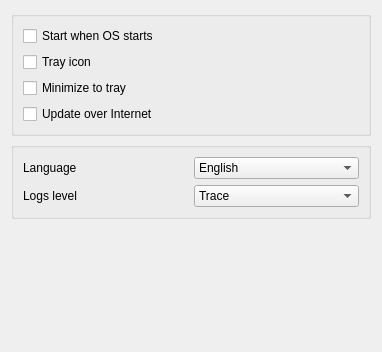
The window that src/system_settings_form.ui (denprog/yutovo-desktop) describes before a commit, drawn with Qt 5.
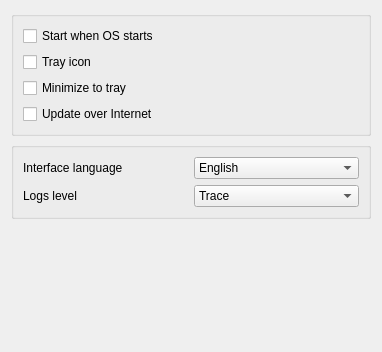
The same window after the commit.

Commit message: Changing document language via a dialog.

The edit to the form file:
```diff
--- a/src/system_settings_form.ui
+++ b/src/system_settings_form.ui
@@ -79,7 +79,7 @@
           <item row="0" column="0">
            <widget class="QLabel" name="label">
             <property name="text">
-             <string>Language</string>
+             <string>Interface language</string>
             </property>
            </widget>
           </item>
```
The commit also changes 10 other files.
